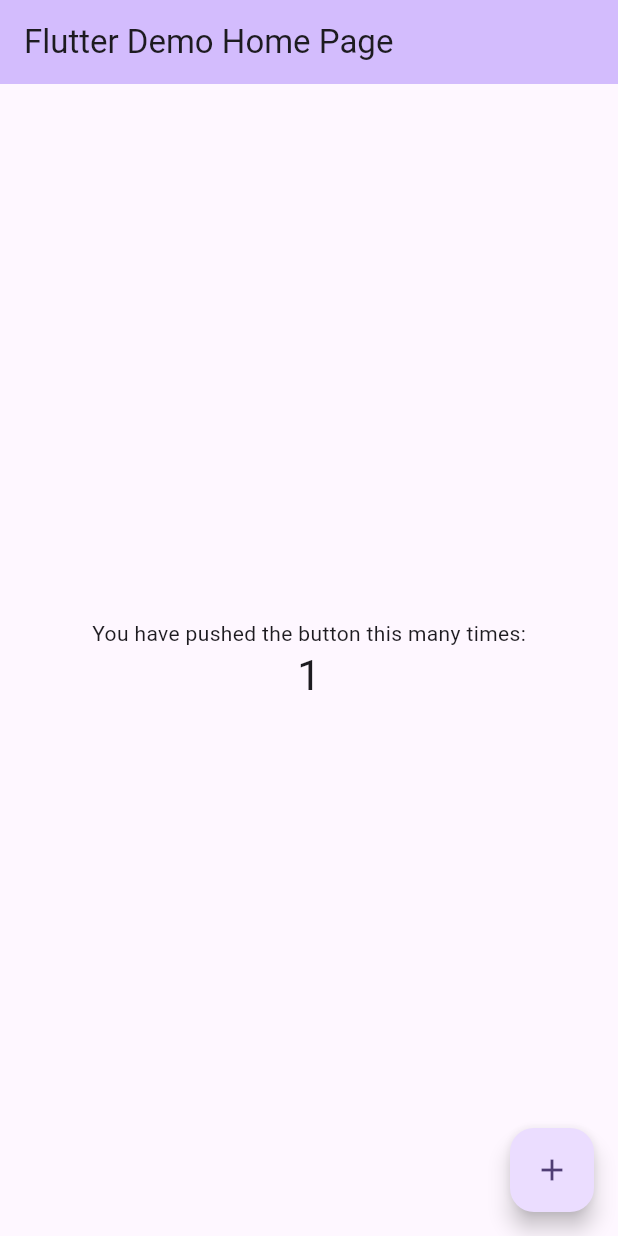
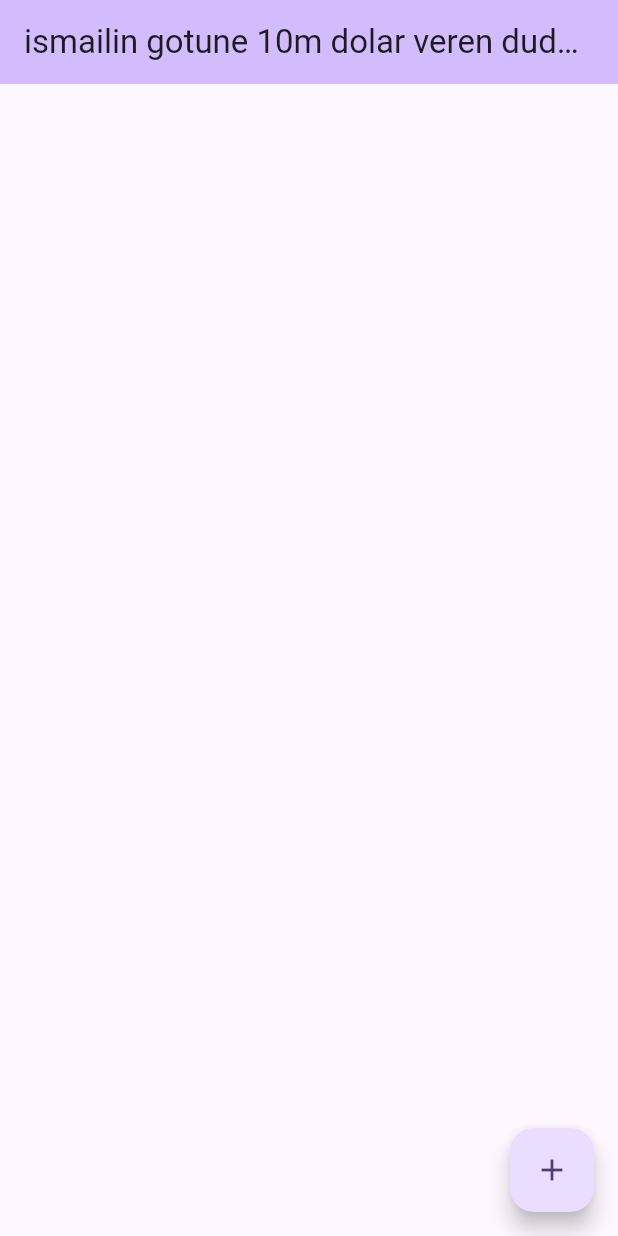
Before and after one commit to mustafaf8/xyz, a Flutter app: the screen it shows after launch, after a tap on the "add" icon, on a phone screen of 412 x 824 dp. Run offline on Flutter 3.47's test engine with Material 3 defaults, Android fonts, the phone set to English and light mode, and no system bars.

Commit message:
bir takim degisiklikler

```diff
--- a/lib/main.dart
+++ b/lib/main.dart
@@ -11,41 +11,19 @@ class MyApp extends StatelessWidget {
   @override
   Widget build(BuildContext context) {
     return MaterialApp(
-      title: 'Flutter Demo',
+      title: 'got',
       theme: ThemeData(
-        // This is the theme of your application.
-        //
-        // TRY THIS: Try running your application with "flutter run". You'll see
-        // the application has a purple toolbar. Then, without quitting the app,
-        // try changing the seedColor in the colorScheme below to Colors.green
-        // and then invoke "hot reload" (save your changes or press the "hot
-        // reload" button in a Flutter-supported IDE, or press "r" if you used
-        // the command line to start the app).
-        //
-        // Notice that the counter didn't reset back to zero; the application
-        // state is not lost during the reload. To reset the state, use hot
-        // restart instead.
-        //
-        // This works for code too, not just values: Most code changes can be
-        // tested with just a hot reload.
         colorScheme: ColorScheme.fromSeed(seedColor: Colors.deepPurple),
       ),
-      home: const MyHomePage(title: 'Flutter Demo Home Page'),
+      home: const MyHomePage(
+        title: 'ismailin gotune 10m dolar veren dudugu calar',
+      ),
     );
   }
 }
 
 class MyHomePage extends StatefulWidget {
   const MyHomePage({super.key, required this.title});
-
-  // This widget is the home page of your application. It is stateful, meaning
-  // that it has a State object (defined below) that contains fields that affect
-  // how it looks.
-
-  // This class is the configuration for the state. It holds the values (in this
-  // case the title) provided by the parent (in this case the App widget) and
-  // used by the build method of the State. Fields in a Widget subclass are
-  // always marked "final".
 
   final String title;
 
@@ -57,24 +35,11 @@ class _MyHomePageState extends State<MyHomePage> {
   int _counter = 0;
 
   void _incrementCounter() {
-    setState(() {
-      // This call to setState tells the Flutter framework that something has
-      // changed in this State, which causes it to rerun the build method below
-      // so that the display can reflect the updated values. If we changed
-      // _counter without calling setState(), then the build method would not be
-      // called again, and so nothing would appear to happen.
-      _counter++;
-    });
+    setState(() {});
   }
 
   @override
   Widget build(BuildContext context) {
-    // This method is rerun every time setState is called, for instance as done
-    // by the _incrementCounter method above.
-    //
-    // The Flutter framework has been optimized to make rerunning build methods
-    // fast, so that you can just rebuild anything that needs updating rather
-    // than having to individually change instances of widgets.
     return Scaffold(
       appBar: AppBar(
         // TRY THIS: Try changing the color here to a specific color (to
@@ -85,33 +50,7 @@ class _MyHomePageState extends State<MyHomePage> {
         // the App.build method, and use it to set our appbar title.
         title: Text(widget.title),
       ),
-      body: Center(
-        // Center is a layout widget. It takes a single child and positions it
-        // in the middle of the parent.
-        child: Column(
-          // Column is also a layout widget. It takes a list of children and
-          // arranges them vertically. By default, it sizes itself to fit its
-          // children horizontally, and tries to be as tall as its parent.
-          //
-          // Column has various properties to control how it sizes itself and
-          // how it positions its children. Here we use mainAxisAlignment to
-          // center the children vertically; the main axis here is the vertical
-          // axis because Columns are vertical (the cross axis would be
-          // horizontal).
-          //
-          // TRY THIS: Invoke "debug painting" (choose the "Toggle Debug Paint"
-          // action in the IDE, or press "p" in the console), to see the
-          // wireframe for each widget.
-          mainAxisAlignment: MainAxisAlignment.center,
-          children: <Widget>[
-            const Text('You have pushed the button this many times:'),
-            Text(
-              '$_counter',
-              style: Theme.of(context).textTheme.headlineMedium,
-            ),
-          ],
-        ),
-      ),
+
       floatingActionButton: FloatingActionButton(
         onPressed: _incrementCounter,
         tooltip: 'Increment',
```
